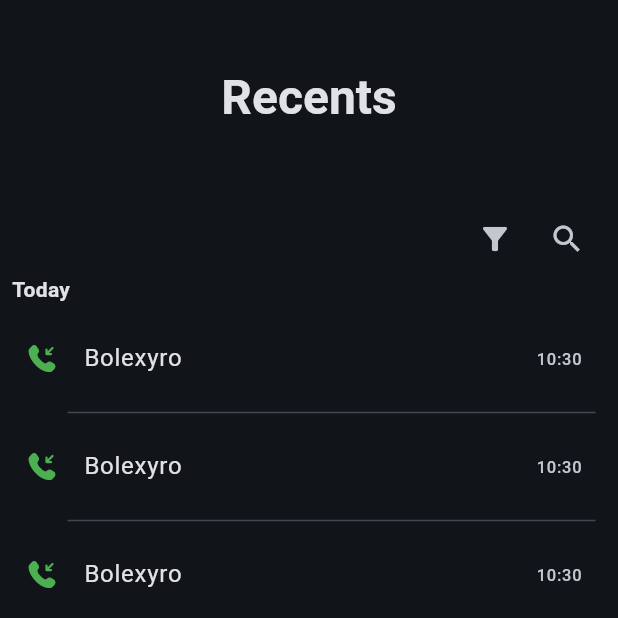
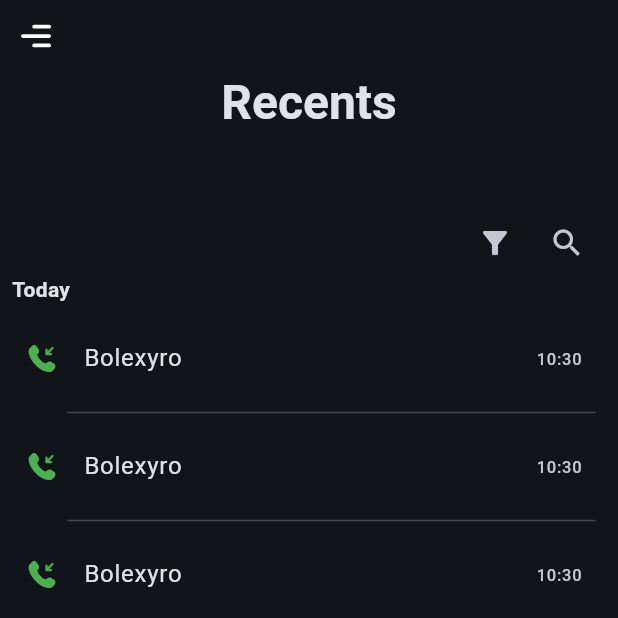
Before and after one commit to bolexyro/text-call, a Flutter app: the PhonePageScreen screen opened directly, item 2 of the bottom bar chosen, in the side drawer, after a tap on the "search" icon, on a phone screen of 412 x 824 dp, the top half of it. Run offline on Flutter 3.47's test engine with Material 3 defaults, Android fonts, the phone set to English and light mode, and no system bars; drawn by our look-alikes of flutter_slidable, grouped_list, liquid_pull_to_refresh; our stand-ins replace animated_text_kit, another_flushbar, awesome_notifications, cloud_firestore, confetti, firebase_auth and 11 more; missing offline and left inert: auto_height_grid_view, local_hero; accounts and stored records are empty; project files that could hold a hidden picture were left out.

Commit message:
Added the hamburger icon to the major screens.

```diff
--- a/lib/screens/phone_page_screen.dart
+++ b/lib/screens/phone_page_screen.dart
@@ -22,7 +22,7 @@ class PhonePageScreen extends ConsumerStatefulWidget {
 
 class _PhonePageScreenState extends ConsumerState<PhonePageScreen> {
   int _currentPageIndex = 0;
-  final GlobalKey<ScaffoldState> _key = GlobalKey();
+  final GlobalKey<ScaffoldState> _scaffoldKey = GlobalKey();
   bool _isDarkMode = Get.isDarkMode;
 
   @override
@@ -46,7 +46,7 @@ class _PhonePageScreenState extends ConsumerState<PhonePageScreen> {
   Widget build(BuildContext context) {
     return SafeArea(
       child: Scaffold(
-        key: _key,
+        key: _scaffoldKey,
         drawer: Drawer(
           child: ListView(
             children: [
@@ -130,12 +130,16 @@ class _PhonePageScreenState extends ConsumerState<PhonePageScreen> {
         ),
         body: [
           KeypadScreen(
-            scaffoldKey: _key,
+            scaffoldKey: _scaffoldKey,
           ),
-          const ContactsRecentsScreen(
+           ContactsRecentsScreen(
+                            scaffoldKey:_scaffoldKey,
+
             whichScreen: WhichScreen.recent,
           ),
-          const ContactsRecentsScreen(
+           ContactsRecentsScreen(
+                                        scaffoldKey:_scaffoldKey,
+
             whichScreen: WhichScreen.contact,
           ),
         ][_currentPageIndex],
--- a/lib/text_call.dart
+++ b/lib/text_call.dart
@@ -59,9 +59,9 @@ class _TextCallState extends State<TextCall> {
   Widget build(BuildContext context) {
     return LocalHeroScope(
       duration: const Duration(milliseconds: 100),
-      createRectTween: (begin, end) {
-        return RectTween(begin: begin, end: end);
-      },
+      // createRectTween: (begin, end) {
+      //   return RectTween(begin: begin, end: end);
+      // },
       curve: Curves.linear,
       child: GetMaterialApp(
         themeMode: widget.isDarkMode ? ThemeMode.dark : ThemeMode.light,
--- a/lib/widgets/contacts_screen_widgets/contact_avatar_circle.dart
+++ b/lib/widgets/contacts_screen_widgets/contact_avatar_circle.dart
@@ -27,7 +27,7 @@ class ContactAvatarCircle extends StatelessWidget {
           foregroundColor: Colors.white,
           backgroundImage:
               imagePath == null ? null : FileImage(File(imagePath!)),
-          child: imagePath != null ? null : const Icon(Icons.camera_alt),
+          child: imagePath != null ? null : const Icon(Icons.add_a_photo),
         ),
       );
     } else {
@@ -36,7 +36,7 @@ class ContactAvatarCircle extends StatelessWidget {
         backgroundColor: imagePath == null ? Colors.blue : null,
         foregroundColor: Colors.white,
         backgroundImage: imagePath == null ? null : FileImage(File(imagePath!)),
-        child: imagePath != null ? null : const Icon(Icons.camera_alt),
+        child: imagePath != null ? null : const Icon(Icons.add_a_photo),
       );
     }
 
--- a/lib/widgets/phone_page_widgets/contacts_or_recents_screen.dart
+++ b/lib/widgets/phone_page_widgets/contacts_or_recents_screen.dart
@@ -15,7 +15,11 @@ class ContactsRecentsScreen extends ConsumerStatefulWidget {
   const ContactsRecentsScreen({
     super.key,
     required this.whichScreen,
+    required this.scaffoldKey,
   });
+
+    final GlobalKey<ScaffoldState> scaffoldKey;
+
 
   final WhichScreen whichScreen;
   @override
@@ -123,6 +127,7 @@ class _ContactsScreenState extends ConsumerState<ContactsRecentsScreen> {
           children: [
             Expanded(
               child: ContactsList(
+                scaffoldKey: widget.scaffoldKey,
                 screen: Screen.tablet,
                 onContactSelected: _setCurrentContact,
               ),
@@ -145,6 +150,8 @@ class _ContactsScreenState extends ConsumerState<ContactsRecentsScreen> {
       }
 
       return ContactsList(
+                        scaffoldKey: widget.scaffoldKey,
+
         screen: Screen.phone,
         onContactSelected: (Contact selectedContact) =>
             _goToPage(selectedContact: selectedContact),
@@ -173,6 +180,7 @@ class _ContactsScreenState extends ConsumerState<ContactsRecentsScreen> {
         children: [
           Expanded(
             child: RecentsList(
+              scaffoldKey: widget.scaffoldKey,
               screen: Screen.tablet,
               onRecentSelected: _setCurrentRecent,
             ),
@@ -195,6 +203,7 @@ class _ContactsScreenState extends ConsumerState<ContactsRecentsScreen> {
       );
     }
     return RecentsList(
+      scaffoldKey: widget.scaffoldKey,
       onRecentSelected: (Recent? selectedRecent) {
         if (selectedRecent == null) {
           return;
--- a/lib/widgets/phone_page_widgets/keypad_screen.dart
+++ b/lib/widgets/phone_page_widgets/keypad_screen.dart
@@ -104,9 +104,7 @@ class _KeypadScreenState extends ConsumerState<KeypadScreen> {
       children: [
         Row(
           children: [
-            Padding(
-              padding: const EdgeInsets.only(top: 8.0, left: 8),
-              child: IconButton(
+            IconButton(
               onPressed: () {
                 widget.scaffoldKey.currentState!.openDrawer();
               },
@@ -115,7 +113,6 @@ class _KeypadScreenState extends ConsumerState<KeypadScreen> {
                 height: 30,
                 colorFilter:
                      ColorFilter.mode(Theme.of(context).iconTheme.color ?? Colors.grey, BlendMode.srcIn),
-                ),
               ),
             ),
           ],
--- a/lib/widgets/recents_screen_widgets/recents_list.dart
+++ b/lib/widgets/recents_screen_widgets/recents_list.dart
@@ -23,10 +23,12 @@ class RecentsList extends ConsumerStatefulWidget {
     super.key,
     required this.onRecentSelected,
     required this.screen,
+    required this.scaffoldKey,
   });
 
   final void Function(Recent? selectedRecent) onRecentSelected;
   final Screen screen;
+  final GlobalKey<ScaffoldState> scaffoldKey;
 
   @override
   ConsumerState<RecentsList> createState() => _RecentsListState();
@@ -249,7 +251,7 @@ class _RecentsListState extends ConsumerState<RecentsList> {
               name: "Bolexyro", phoneNumber: '+2349027929326', imagePath: null),
           category: RecentCategory.incomingAccepted,
           message: Message(
-              message: 'Hello There', backgroundColor: Colors.red.shade50),
+              message: 'HeFsinglllo There', backgroundColor: Colors.red.shade50),
           id: '123'),
       Recent(
           contact: const Contact(
@@ -293,9 +295,23 @@ class _RecentsListState extends ConsumerState<RecentsList> {
         ? SingleChildScrollView(
             child: Column(
               children: [
-                const SizedBox(
-                  height: 45,
+                 Row(
+                  children: [
+                    IconButton(
+                      onPressed: () {
+                        widget.scaffoldKey.currentState!.openDrawer();
+                      },
+                      icon: SvgPicture.asset(
+                        'assets/icons/hamburger-menu.svg',
+                        height: 30,
+                        colorFilter: ColorFilter.mode(
+                            Theme.of(context).iconTheme.color ?? Colors.grey,
+                            BlendMode.srcIn),
+                      ),
+                    ),
+                  ],
                 ),
+
                 LocalHero(
                   tag: 'recents_text',
                   child: Text(
@@ -349,9 +365,21 @@ class _RecentsListState extends ConsumerState<RecentsList> {
             ),
           )
         : Padding(
-            padding: const EdgeInsets.fromLTRB(10.0, 15, 10, 15),
+            padding: const EdgeInsets.fromLTRB(2.0, 15, 5, 15),
             child: Row(
               children: [
+                IconButton(
+                  onPressed: () {
+                    widget.scaffoldKey.currentState!.openDrawer();
+                  },
+                  icon: SvgPicture.asset(
+                    'assets/icons/hamburger-menu.svg',
+                    height: 30,
+                    colorFilter: ColorFilter.mode(
+                        Theme.of(context).iconTheme.color ?? Colors.grey,
+                        BlendMode.srcIn),
+                  ),
+                ),
                 LocalHero(
                   tag: 'recents_text',
                   child: Text(
```
Also changed, not shown: lib/widgets/contacts_screen_widgets/contacts_list.dart (+32 -4 lines). Lines whose indentation alone changed are shown as unchanged.
